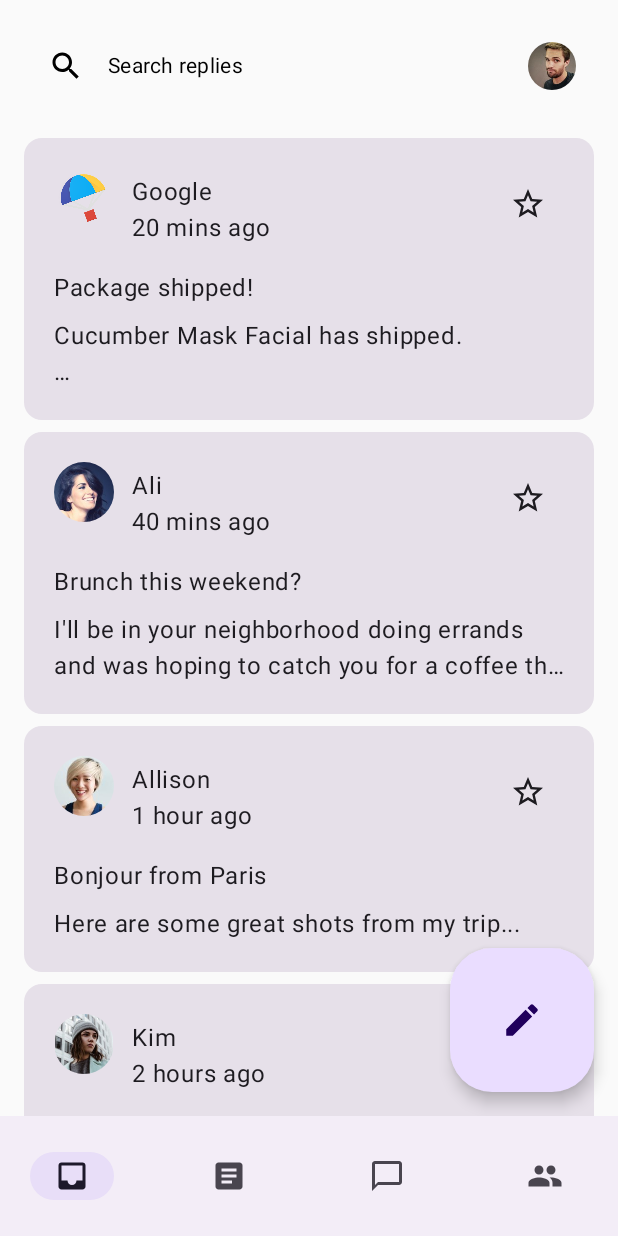
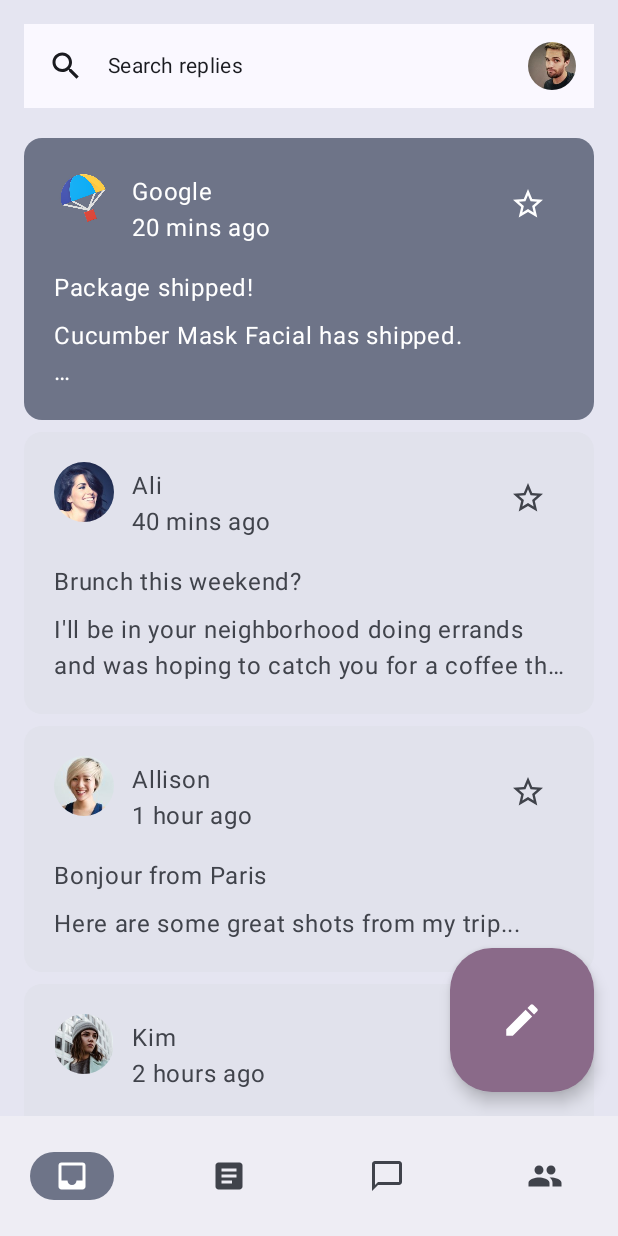
Before and after one commit to P-BUS/Compose-Theming, an Android app built with Jetpack Compose: the screen it shows after launch (MainActivity), on a phone screen of 412 x 824 dp. Run offline under Robolectric (Android 15) with nearby library versions, the phone set to English and light mode, and no system bars.

Commit message:
feature/TASK-1: theme is finished

```diff
--- a/app/src/main/java/com/example/reply/ui/MainActivity.kt
+++ b/app/src/main/java/com/example/reply/ui/MainActivity.kt
@@ -23,10 +23,12 @@ import androidx.activity.ComponentActivity
 import androidx.activity.compose.setContent
 import androidx.activity.viewModels
 import androidx.compose.foundation.layout.Box
+import androidx.compose.material3.Surface
 import androidx.compose.runtime.Composable
 import androidx.compose.runtime.collectAsState
 import androidx.compose.runtime.getValue
 import androidx.compose.ui.tooling.preview.Preview
+import androidx.compose.ui.unit.dp
 import com.example.reply.data.LocalEmailsDataProvider
 import com.example.reply.ui.theme.ReplyTheme
 
@@ -41,6 +43,9 @@ class MainActivity : ComponentActivity() {
         setContent {
             val uiState by viewModel.uiState.collectAsState()
             ReplyTheme {
+              Surface(
+                  tonalElevation = 5.dp
+              ) {
                     ReplyApp(
                         replyHomeUIState = uiState,
                         closeDetailScreen = {
@@ -54,14 +59,17 @@ class MainActivity : ComponentActivity() {
             }
         }
     }
+}
 
 @Preview(
     uiMode = UI_MODE_NIGHT_YES,
-    name = "DefaultPreviewDark"
+    name = "DefaultPreviewDark",
+    showBackground = true
 )
 @Preview(
     uiMode = UI_MODE_NIGHT_NO,
-    name = "DefaultPreviewLight"
+    name = "DefaultPreviewLight",
+    showBackground = true
 )
 @Composable
 fun ReplyAppPreviewLight() {
--- a/app/src/main/java/com/example/reply/ui/ReplyListContent.kt
+++ b/app/src/main/java/com/example/reply/ui/ReplyListContent.kt
@@ -30,6 +30,7 @@ import androidx.compose.material.icons.Icons
 import androidx.compose.material.icons.filled.Edit
 import androidx.compose.material3.Icon
 import androidx.compose.material3.LargeFloatingActionButton
+import androidx.compose.material3.MaterialTheme
 import androidx.compose.runtime.Composable
 import androidx.compose.ui.Alignment
 import androidx.compose.ui.Modifier
@@ -67,6 +68,8 @@ fun ReplyInboxScreen(
             modifier = Modifier
                 .align(Alignment.BottomEnd)
                 .padding(16.dp),
+            containerColor = MaterialTheme.colorScheme.tertiaryContainer,
+            contentColor = MaterialTheme.colorScheme.onTertiaryContainer
         ) {
             Icon(
                 imageVector = Icons.Default.Edit,
--- a/app/src/main/java/com/example/reply/ui/components/ReplyAppBars.kt
+++ b/app/src/main/java/com/example/reply/ui/components/ReplyAppBars.kt
@@ -16,6 +16,7 @@
 
 package com.example.reply.ui.components
 
+import androidx.compose.foundation.background
 import androidx.compose.foundation.layout.Column
 import androidx.compose.foundation.layout.Row
 import androidx.compose.foundation.layout.fillMaxWidth
@@ -46,7 +47,8 @@ fun ReplySearchBar(modifier: Modifier = Modifier) {
     Row(
         modifier = modifier
             .fillMaxWidth()
-            .padding(16.dp),
+            .padding(16.dp)
+            .background(MaterialTheme.colorScheme.background),
         verticalAlignment = Alignment.CenterVertically
     ) {
         Icon(
--- a/app/src/main/java/com/example/reply/ui/components/ReplyEmailListItem.kt
+++ b/app/src/main/java/com/example/reply/ui/components/ReplyEmailListItem.kt
@@ -26,9 +26,10 @@ import androidx.compose.foundation.shape.CircleShape
 import androidx.compose.material.icons.Icons
 import androidx.compose.material.icons.filled.StarBorder
 import androidx.compose.material3.Card
-import androidx.compose.material3.ExperimentalMaterial3Api
+import androidx.compose.material3.CardDefaults
 import androidx.compose.material3.Icon
 import androidx.compose.material3.IconButton
+import androidx.compose.material3.MaterialTheme
 import androidx.compose.material3.Text
 import androidx.compose.runtime.Composable
 import androidx.compose.ui.Modifier
@@ -49,10 +50,17 @@ fun ReplyEmailListItem(
     navigateToDetail: (Long) -> Unit
 ) {
     Card(
-        modifier =  modifier
+        modifier = modifier
             .padding(horizontal = 16.dp, vertical = 4.dp)
             .semantics { selected = isSelected }
             .clickable { navigateToDetail(email.id) },
+        colors = CardDefaults.cardColors(
+            containerColor = if (email.isImportant) {
+                MaterialTheme.colorScheme.secondaryContainer
+            } else {
+                MaterialTheme.colorScheme.surfaceVariant
+            }
+        )
     ) {
         Column(
             modifier = Modifier
--- a/app/src/main/java/com/example/reply/ui/components/ReplyEmailThreadItem.kt
+++ b/app/src/main/java/com/example/reply/ui/components/ReplyEmailThreadItem.kt
@@ -16,6 +16,7 @@
 
 package com.example.reply.ui.components
 
+import androidx.compose.foundation.background
 import androidx.compose.foundation.layout.Arrangement
 import androidx.compose.foundation.layout.Column
 import androidx.compose.foundation.layout.Row
@@ -49,6 +50,7 @@ fun ReplyEmailThreadItem(
             .fillMaxWidth()
             .padding(16.dp)
             .padding(20.dp)
+            .background(MaterialTheme.colorScheme.background)
     ) {
         Row(modifier = Modifier.fillMaxWidth()) {
             ReplyProfileImage(
--- a/app/src/main/java/com/example/reply/ui/theme/Theme.kt
+++ b/app/src/main/java/com/example/reply/ui/theme/Theme.kt
@@ -16,11 +16,20 @@
 
 package com.example.reply.ui.theme
 
+import android.app.Activity
+import android.os.Build
 import androidx.compose.foundation.isSystemInDarkTheme
 import androidx.compose.material3.MaterialTheme
 import androidx.compose.material3.darkColorScheme
+import androidx.compose.material3.dynamicDarkColorScheme
+import androidx.compose.material3.dynamicLightColorScheme
 import androidx.compose.material3.lightColorScheme
 import androidx.compose.runtime.Composable
+import androidx.compose.runtime.SideEffect
+import androidx.compose.ui.graphics.toArgb
+import androidx.compose.ui.platform.LocalContext
+import androidx.compose.ui.platform.LocalView
+import androidx.core.view.WindowCompat
 
 // Material 3 color schemes
 
@@ -88,15 +97,34 @@ private val DarkColors = darkColorScheme(
     outlineVariant = md_theme_dark_outlineVariant,
     scrim = md_theme_dark_scrim,
 )
+
 @Composable
 fun ReplyTheme(
     darkTheme: Boolean = isSystemInDarkTheme(),
     content: @Composable () -> Unit
 ) {
+    val context = LocalContext.current
     val replyColorScheme = when {
+        (Build.VERSION.SDK_INT >= Build.VERSION_CODES.S) -> {
+            if (darkTheme) dynamicDarkColorScheme(context)
+            else dynamicLightColorScheme(context)
+        }
+
         darkTheme -> DarkColors
         else -> LightColors
     }
+    // Add primary status bar color from chosen color scheme.
+    val view = LocalView.current
+    if (!view.isInEditMode) {
+        SideEffect {
+            val window = (view.context as Activity).window
+            window.statusBarColor = replyColorScheme.primary.toArgb()
+            WindowCompat
+                .getInsetsController(window, view)
+                .isAppearanceLightStatusBars = darkTheme
+        }
+    }
+
     MaterialTheme(
         colorScheme = replyColorScheme,
         content = content
```
Lines whose indentation alone changed are shown as unchanged.
